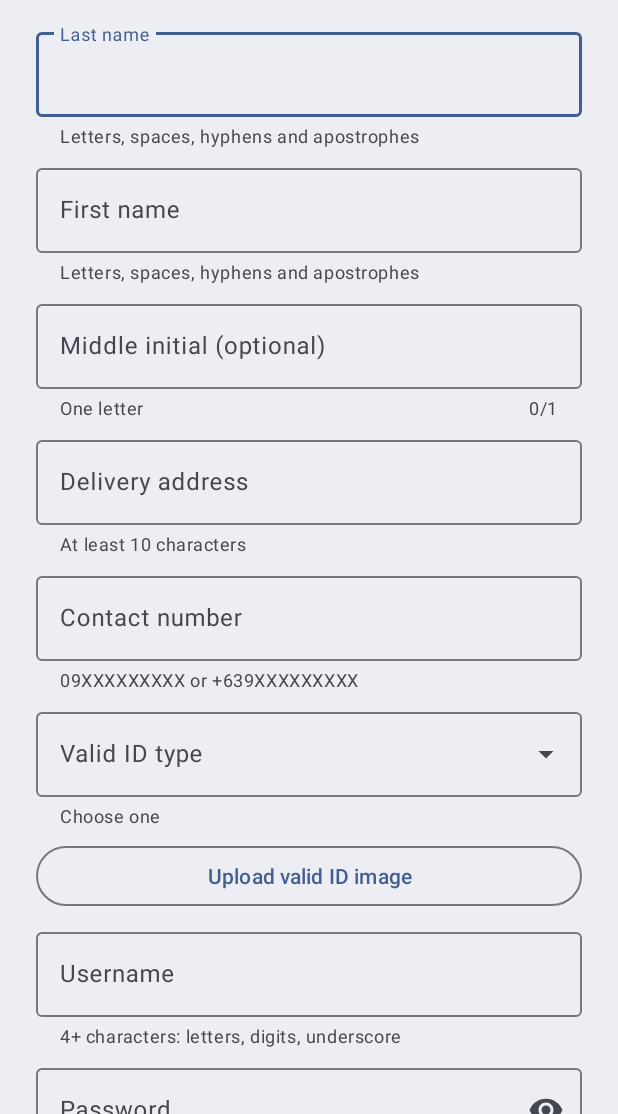
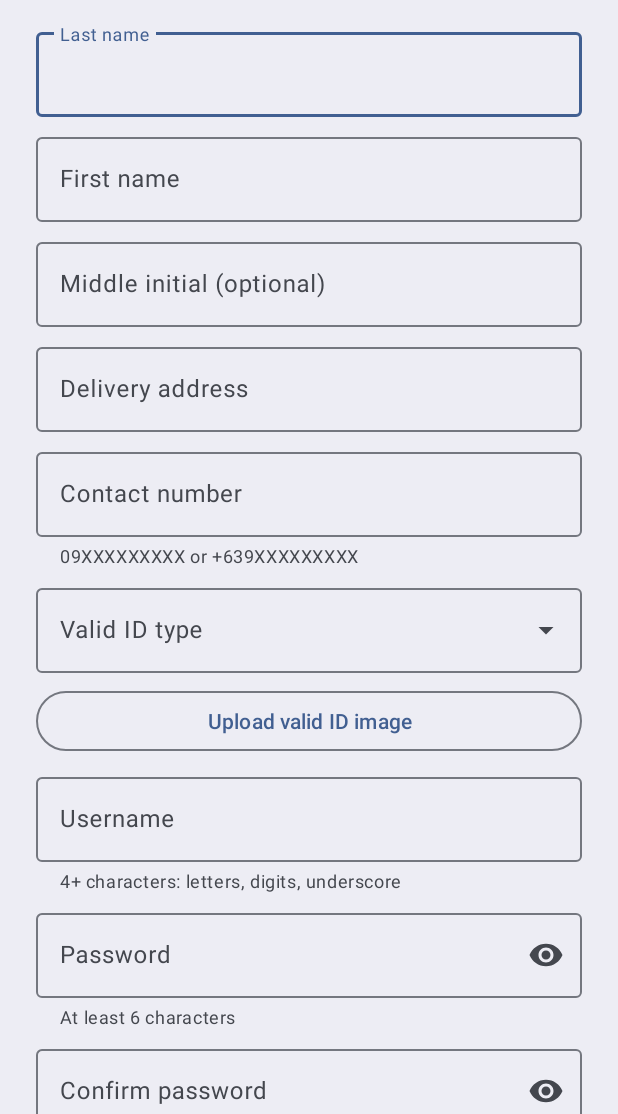
Before and after one commit to mowtiie/Appareal, an Android app: the screen it shows after launch (SignUpActivity), on a phone screen of 412 x 824 dp, the part 122-1236 px from its top. Run offline under Robolectric (Android 15) with nearby library versions, the phone set to English and light mode, and no system bars.

Commit message:
Use icon toolbar actions, trim helper text, fix cosmetic issues

```diff
--- a/app/src/main/java/com/mowtiie/appareal/activities/CheckoutActivity.java
+++ b/app/src/main/java/com/mowtiie/appareal/activities/CheckoutActivity.java
@@ -49,6 +49,8 @@ public class CheckoutActivity extends AppCompatActivity {
             int qty = Integer.parseInt(r[4]);
             int price = Integer.parseInt(r[3]);
             MaterialTextView tv = new MaterialTextView(this);
+            tv.setTextSize(16);
+            tv.setPadding(0, 6, 0, 6);
             tv.setText(qty + " x " + r[2] + "  " + Data.money(qty * price));
             binding.llItems.addView(tv);
         }
--- a/app/src/main/java/com/mowtiie/appareal/activities/ManagerOrderActivity.java
+++ b/app/src/main/java/com/mowtiie/appareal/activities/ManagerOrderActivity.java
@@ -48,6 +48,8 @@ public class ManagerOrderActivity extends AppCompatActivity {
             int price = Integer.parseInt(i[1]);
             int qty = Integer.parseInt(i[2]);
             MaterialTextView tv = new MaterialTextView(this);
+            tv.setTextSize(16);
+            tv.setPadding(0, 6, 0, 6);
             tv.setText(qty + " x " + i[0] + "  " + Data.money(qty * price));
             binding.llItems.addView(tv);
         }
--- a/app/src/main/java/com/mowtiie/appareal/activities/OrderTrackingActivity.java
+++ b/app/src/main/java/com/mowtiie/appareal/activities/OrderTrackingActivity.java
@@ -40,6 +40,8 @@ public class OrderTrackingActivity extends AppCompatActivity {
             int price = Integer.parseInt(i[1]);
             int qty = Integer.parseInt(i[2]);
             MaterialTextView tv = new MaterialTextView(this);
+            tv.setTextSize(16);
+            tv.setPadding(0, 6, 0, 6);
             tv.setText(qty + " x " + i[0] + "  " + Data.money(qty * price));
             binding.llItems.addView(tv);
         }
@@ -59,6 +61,8 @@ public class OrderTrackingActivity extends AppCompatActivity {
         binding.llSteps.removeAllViews();
         for (int s = 0; s < STEPS.length; s++) {
             MaterialTextView tv = new MaterialTextView(this);
+            tv.setTextSize(16);
+            tv.setPadding(0, 6, 0, 6);
             tv.setTextAppearance(titleStyle);
             tv.setText((s <= current ? "●  " : "○  ") + STEPS[s]);
             tv.setTextColor(s <= current ? done : muted);
--- a/app/src/main/res/layout/activity_checkout.xml
+++ b/app/src/main/res/layout/activity_checkout.xml
@@ -47,8 +47,7 @@
                 android:layout_width="match_parent"
                 android:layout_height="wrap_content"
                 android:layout_marginBottom="8dp"
-                android:hint="Delivery address"
-                app:helperText="At least 10 characters">
+                android:hint="Delivery address">
 
                 <com.google.android.material.textfield.TextInputEditText
                     android:id="@+id/etAddress"
--- a/app/src/main/res/layout/activity_manager_order.xml
+++ b/app/src/main/res/layout/activity_manager_order.xml
@@ -75,8 +75,7 @@
                 android:layout_width="match_parent"
                 android:layout_height="wrap_content"
                 android:layout_marginBottom="8dp"
-                android:hint="Order status"
-                app:helperText="Choose the new status">
+                android:hint="Order status">
 
                 <com.google.android.material.textfield.MaterialAutoCompleteTextView
                     android:id="@+id/ddStatus"
@@ -91,8 +90,7 @@
                 android:layout_width="match_parent"
                 android:layout_height="wrap_content"
                 android:hint="Estimated delivery date"
-                android:visibility="gone"
-                app:helperText="Today or later">
+                android:visibility="gone">
 
                 <com.google.android.material.textfield.TextInputEditText
                     android:id="@+id/etEta"
--- a/app/src/main/res/layout/activity_product_detail.xml
+++ b/app/src/main/res/layout/activity_product_detail.xml
@@ -32,7 +32,7 @@
                 android:layout_width="match_parent"
                 android:layout_height="280dp"
                 android:contentDescription="@string/product_image"
-                android:scaleType="centerCrop" />
+                android:scaleType="fitCenter" />
 
             <com.google.android.material.textview.MaterialTextView
                 android:id="@+id/tvName"
--- a/app/src/main/res/layout/activity_sign_up.xml
+++ b/app/src/main/res/layout/activity_sign_up.xml
@@ -32,8 +32,7 @@
             android:layout_width="match_parent"
             android:layout_height="wrap_content"
             android:layout_marginBottom="8dp"
-            android:hint="Last name"
-            app:helperText="Letters, spaces, hyphens and apostrophes">
+            android:hint="Last name">
 
             <com.google.android.material.textfield.TextInputEditText
                 android:id="@+id/etLastName"
@@ -48,8 +47,7 @@
             android:layout_width="match_parent"
             android:layout_height="wrap_content"
             android:layout_marginBottom="8dp"
-            android:hint="First name"
-            app:helperText="Letters, spaces, hyphens and apostrophes">
+            android:hint="First name">
 
             <com.google.android.material.textfield.TextInputEditText
                 android:id="@+id/etFirstName"
@@ -64,10 +62,7 @@
             android:layout_width="match_parent"
             android:layout_height="wrap_content"
             android:layout_marginBottom="8dp"
-            android:hint="Middle initial (optional)"
-            app:counterEnabled="true"
-            app:counterMaxLength="1"
-            app:helperText="One letter">
+            android:hint="Middle initial (optional)">
 
             <com.google.android.material.textfield.TextInputEditText
                 android:id="@+id/etMiddleInitial"
@@ -83,8 +78,7 @@
             android:layout_width="match_parent"
             android:layout_height="wrap_content"
             android:layout_marginBottom="8dp"
-            android:hint="Delivery address"
-            app:helperText="At least 10 characters">
+            android:hint="Delivery address">
 
             <com.google.android.material.textfield.TextInputEditText
                 android:id="@+id/etAddress"
@@ -115,8 +109,7 @@
             android:layout_width="match_parent"
             android:layout_height="wrap_content"
             android:layout_marginBottom="8dp"
-            android:hint="Valid ID type"
-            app:helperText="Choose one">
+            android:hint="Valid ID type">
 
             <com.google.android.material.textfield.MaterialAutoCompleteTextView
                 android:id="@+id/ddIdType"
@@ -199,8 +192,7 @@
             android:layout_height="wrap_content"
             android:layout_marginBottom="16dp"
             android:hint="Confirm password"
-            app:endIconMode="password_toggle"
-            app:helperText="Re-enter your password">
+            app:endIconMode="password_toggle">
 
             <com.google.android.material.textfield.TextInputEditText
                 android:id="@+id/etConfirm"
--- a/app/src/main/res/layout/sheet_product.xml
+++ b/app/src/main/res/layout/sheet_product.xml
@@ -88,8 +88,7 @@
             android:layout_width="match_parent"
             android:layout_height="wrap_content"
             android:layout_marginBottom="8dp"
-            android:hint="Price"
-            app:helperText="Whole number above 0">
+            android:hint="Price">
 
             <com.google.android.material.textfield.TextInputEditText
                 android:id="@+id/etPrice"
@@ -104,8 +103,7 @@
             android:layout_width="match_parent"
             android:layout_height="wrap_content"
             android:layout_marginBottom="16dp"
-            android:hint="Quantity in stock"
-            app:helperText="Whole number, 0 or more">
+            android:hint="Quantity in stock">
 
             <com.google.android.material.textfield.TextInputEditText
                 android:id="@+id/etStock"
--- a/app/src/main/res/menu/menu_manager_home.xml
+++ b/app/src/main/res/menu/menu_manager_home.xml
@@ -3,10 +3,12 @@
     xmlns:app="http://schemas.android.com/apk/res-auto">
     <item
         android:id="@+id/action_products"
+        android:icon="@drawable/ic_products"
         android:title="Products"
         app:showAsAction="always" />
     <item
         android:id="@+id/action_profile"
+        android:icon="@drawable/ic_profile"
         android:title="Profile"
-        app:showAsAction="never" />
+        app:showAsAction="always" />
 </menu>
--- a/app/src/main/res/menu/menu_product_listing.xml
+++ b/app/src/main/res/menu/menu_product_listing.xml
@@ -3,6 +3,7 @@
     xmlns:app="http://schemas.android.com/apk/res-auto">
     <item
         android:id="@+id/action_add"
+        android:icon="@drawable/ic_add"
         android:title="Add product"
         app:showAsAction="always" />
 </menu>
```
Also changed, not shown: app/src/main/java/com/mowtiie/appareal/activities/CustomerHomeActivity.java (+12 -1 lines), app/src/main/res/drawable/ic_cart.xml (added, +9 -0 lines), app/src/main/res/drawable/ic_orders.xml (added, +9 -0 lines), app/src/main/res/drawable/ic_products.xml (added, +9 -0 lines), app/src/main/res/drawable/ic_profile.xml (added, +9 -0 lines), app/src/main/res/menu/menu_customer_home.xml (+5 -2 lines).
